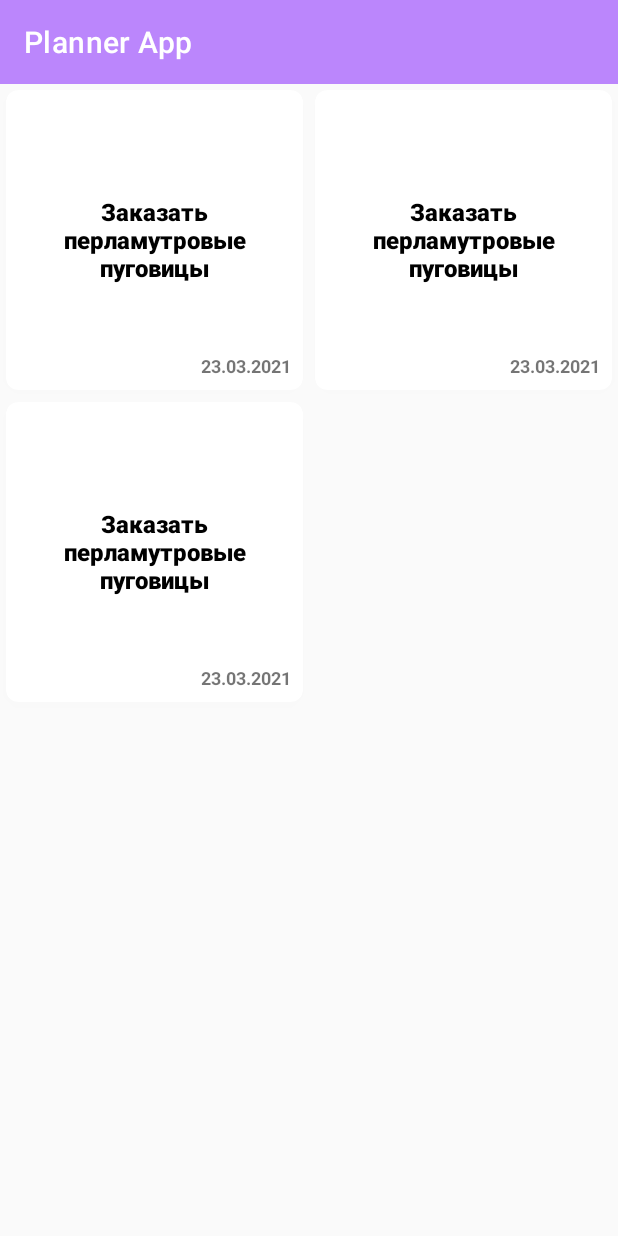
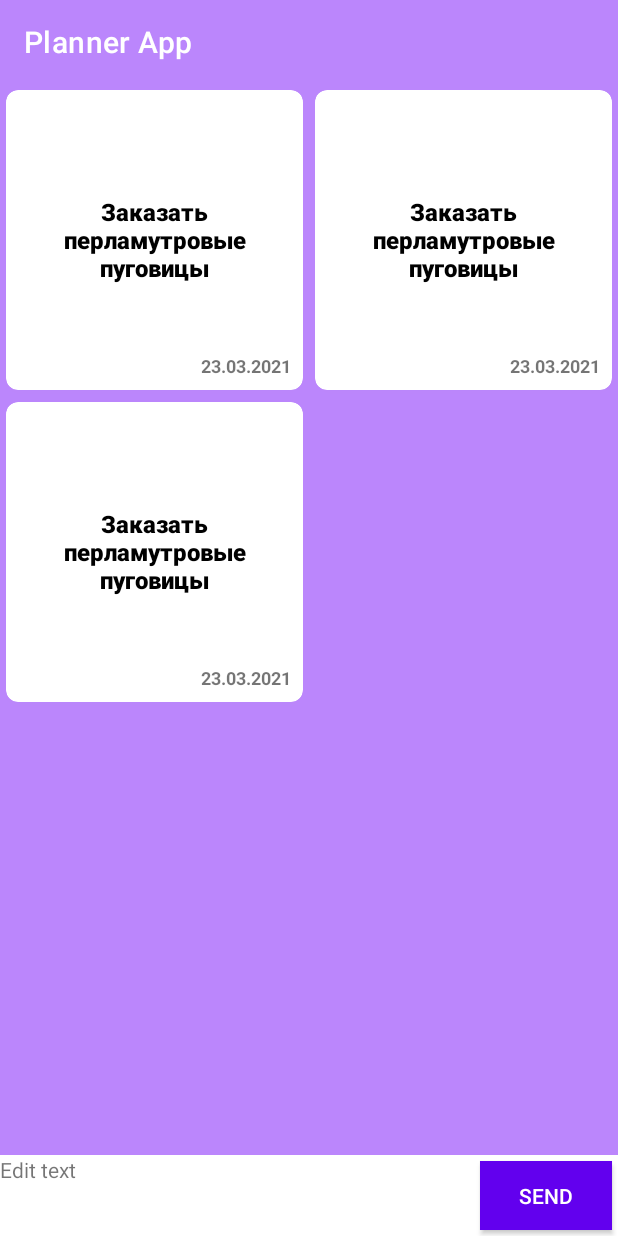
Before and after one commit to santooleg/AN02ONL_PlannerApp, an Android app: the layout fragment_main.xml on its own in the app's theme, with its tools: preview values and no code run, on a phone screen of 412 x 824 dp. Run offline under Robolectric (Android 15) with nearby library versions, the phone set to English and light mode, and no system bars.

Commit message:
Home work 2

```diff
--- a/app/src/main/res/layout/fragment_main.xml
+++ b/app/src/main/res/layout/fragment_main.xml
@@ -1,10 +1,11 @@
 <?xml version="1.0" encoding="utf-8"?>
 <androidx.constraintlayout.widget.ConstraintLayout xmlns:android="http://schemas.android.com/apk/res/android"
+	xmlns:app="http://schemas.android.com/apk/res-auto"
+	xmlns:tools="http://schemas.android.com/tools"
 	android:layout_width="match_parent"
 	android:layout_height="match_parent"
-	xmlns:app="http://schemas.android.com/apk/res-auto"
-	xmlns:tools="http://schemas.android.com/tools"
-	android:background="#fafafa">
+	android:background="@color/purple_200"
+	android:requiresFadingEdge="horizontal">
 
 	<androidx.appcompat.widget.Toolbar
 		android:id="@+id/toolbar"
@@ -19,14 +20,45 @@
 
 	<androidx.recyclerview.widget.RecyclerView
 		android:id="@+id/recyclerView"
-		app:layout_constraintBottom_toBottomOf="parent"
-		app:layout_constraintStart_toStartOf="parent"
-		app:layout_constraintEnd_toEndOf="parent"
 		android:layout_width="0dp"
 		android:layout_height="0dp"
 		android:clipToPadding="false"
 		app:layoutManager="androidx.recyclerview.widget.GridLayoutManager"
+		app:layout_constraintBottom_toBottomOf="parent"
+		app:layout_constraintEnd_toEndOf="parent"
+		app:layout_constraintHorizontal_bias="0.0"
+		app:layout_constraintStart_toStartOf="parent"
 		app:layout_constraintTop_toBottomOf="@+id/toolbar"
+		app:layout_constraintVertical_bias="0.0"
 		app:spanCount="2"
-		tools:listitem="@layout/note_list_item" />
+		tools:listitem="@layout/note_list_item">
+
+	</androidx.recyclerview.widget.RecyclerView>
+
+	<LinearLayout
+		android:layout_width="match_parent"
+		android:layout_height="54dp"
+		android:background="@color/white"
+		app:layout_constraintBottom_toBottomOf="parent"
+		app:layout_constraintEnd_toEndOf="parent"
+		app:layout_constraintStart_toStartOf="@+id/recyclerView">
+
+		<TextView
+			android:id="@+id/textView2"
+			android:layout_width="0dp"
+			android:layout_height="match_parent"
+			android:layout_weight="5"
+			android:text="@string/edit_text" />
+
+		<Button
+			android:id="@+id/button3"
+			style="@style/Widget.AppCompat.Button"
+			android:layout_width="wrap_content"
+			android:layout_height="match_parent"
+			android:layout_margin="4dp"
+			android:background="@color/purple_500"
+			android:backgroundTint="@color/white"
+			android:text="@string/send" />
+	</LinearLayout>
+
 </androidx.constraintlayout.widget.ConstraintLayout>
--- a/app/src/main/res/values/strings.xml
+++ b/app/src/main/res/values/strings.xml
@@ -3,4 +3,6 @@
     <string name="welcome">Welcome</string>
     <string name="click_me">Click Me</string>
 	<string name="click_me_2">Sum of two clicks</string>
+	<string name="edit_text">Edit text</string>
+	<string name="send">Send</string>
 </resources>
--- a/app/src/main/res/values/themes.xml
+++ b/app/src/main/res/values/themes.xml
@@ -12,5 +12,8 @@
         <!-- Status bar color. -->
         <item name="android:statusBarColor" tools:targetApi="l">?attr/colorPrimaryVariant</item>
         <!-- Customize your theme here. -->
+		<item name="android:windowFullscreen">true</item>
+		<item name="windowActionBar">false</item>
+		<item name="windowNoTitle">true</item>
     </style>
 </resources>
```
